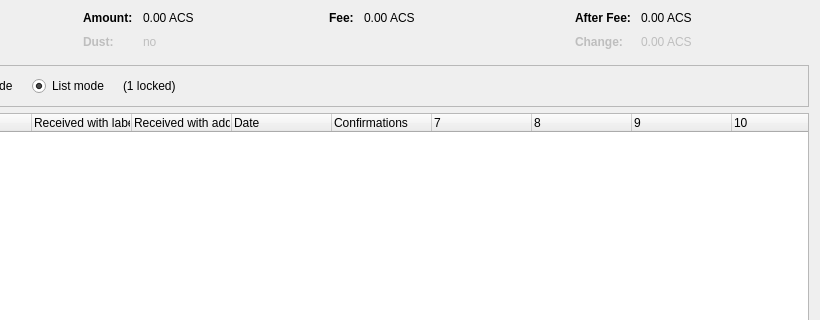
This is src/qt/forms/coincontroldialog.ui in Fintefy/bitcoin as Qt 5 draws it before an edit; both pictures show x 180 to 1000 and y 0 to 320 of the 1000 by 500 pixel window. The edited form follows.
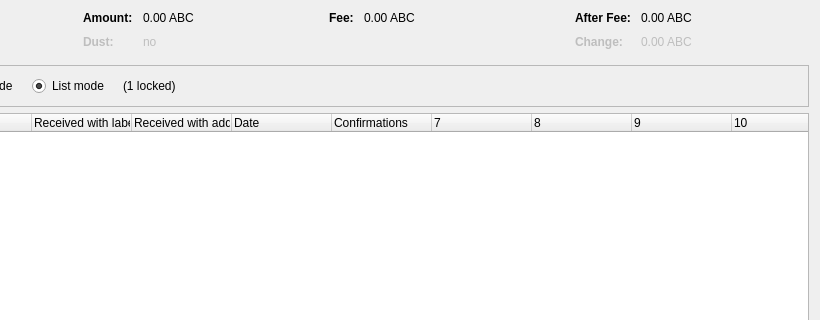
This is the edited form. Custom widgets are drawn as their Qt base class.

Diff of the .ui file:
```diff
--- a/src/qt/forms/coincontroldialog.ui
+++ b/src/qt/forms/coincontroldialog.ui
@@ -132,7 +132,7 @@
           <enum>Qt::ActionsContextMenu</enum>
          </property>
          <property name="text">
-          <string notr="true">0.00 ACS</string>
+          <string notr="true">0.00 ABC</string>
          </property>
          <property name="textInteractionFlags">
           <set>Qt::LinksAccessibleByMouse|Qt::TextSelectableByKeyboard|Qt::TextSelectableByMouse</set>
@@ -212,7 +212,7 @@
           <enum>Qt::ActionsContextMenu</enum>
          </property>
          <property name="text">
-          <string notr="true">0.00 ACS</string>
+          <string notr="true">0.00 ABC</string>
          </property>
          <property name="textInteractionFlags">
           <set>Qt::LinksAccessibleByMouse|Qt::TextSelectableByKeyboard|Qt::TextSelectableByMouse</set>
@@ -257,7 +257,7 @@
           <enum>Qt::ActionsContextMenu</enum>
          </property>
          <property name="text">
-          <string notr="true">0.00 ACS</string>
+          <string notr="true">0.00 ABC</string>
          </property>
          <property name="textInteractionFlags">
           <set>Qt::LinksAccessibleByMouse|Qt::TextSelectableByKeyboard|Qt::TextSelectableByMouse</set>
@@ -292,7 +292,7 @@
           <enum>Qt::ActionsContextMenu</enum>
          </property>
          <property name="text">
-          <string notr="true">0.00 ACS</string>
+          <string notr="true">0.00 ABC</string>
          </property>
          <property name="textInteractionFlags">
           <set>Qt::LinksAccessibleByMouse|Qt::TextSelectableByKeyboard|Qt::TextSelectableByMouse</set>
```
